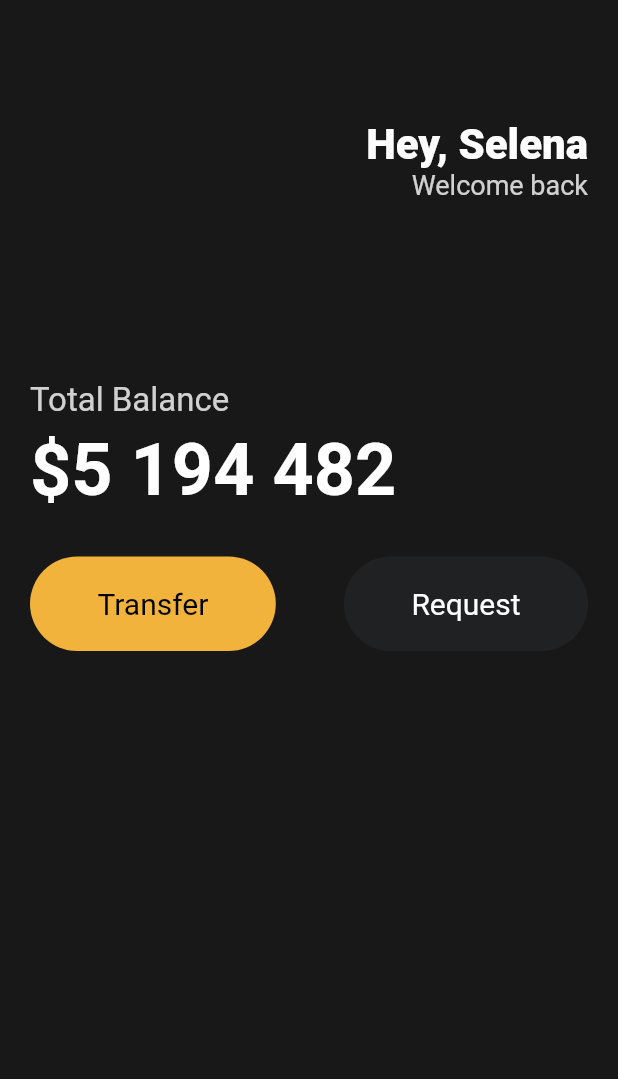
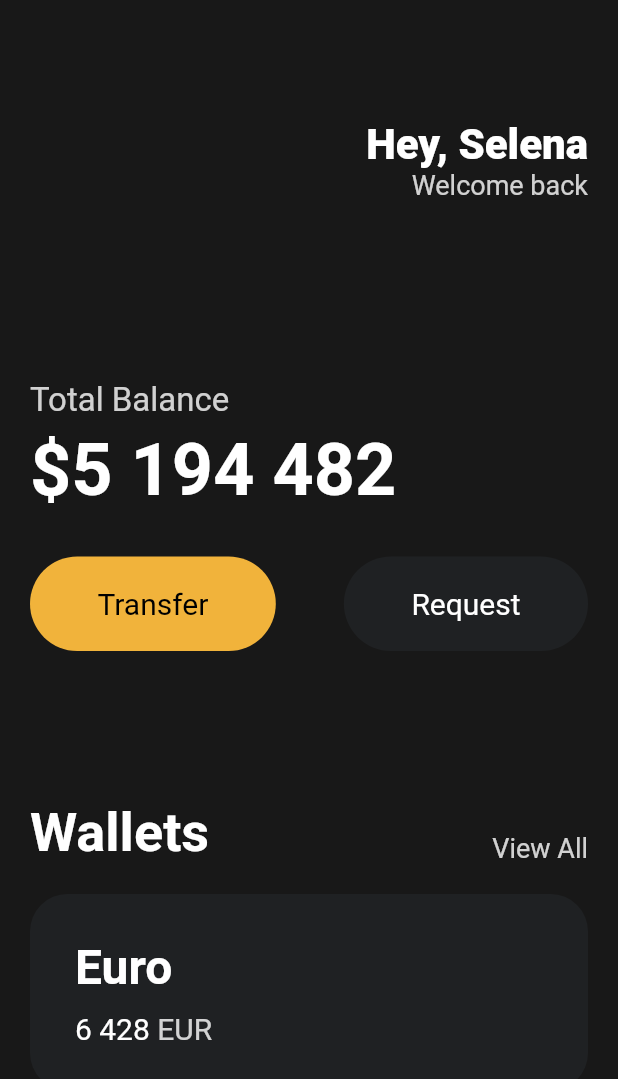
Before and after one commit to yjinjo/toonflix, a Flutter app: the screen it shows after launch, on a phone screen of 412 x 824 dp. Shown: the top 1079 px of the screen. Run offline on Flutter 3.47's test engine with Material 2 defaults, Android fonts, the phone set to English and light mode, and no system bars.

Commit message:
#1. UI - Cards Base

```diff
--- a/lib/main.dart
+++ b/lib/main.dart
@@ -87,6 +87,83 @@ class App extends StatelessWidget {
                   ),
                 ],
               ),
+              const SizedBox(
+                height: 100,
+              ),
+              Row(
+                crossAxisAlignment: CrossAxisAlignment.end,
+                mainAxisAlignment: MainAxisAlignment.spaceBetween,
+                children: [
+                  const Text("Wallets",
+                      style: TextStyle(
+                        color: Colors.white,
+                        fontSize: 36,
+                        fontWeight: FontWeight.w600,
+                      )),
+                  Text(
+                    "View All",
+                    style: TextStyle(
+                      color: Colors.white.withOpacity(0.8),
+                      fontSize: 18,
+                    ),
+                  ),
+                ],
+              ),
+              const SizedBox(
+                height: 20,
+              ),
+              Container(
+                decoration: BoxDecoration(
+                  color: const Color(0xFF1F2123),
+                  borderRadius: BorderRadius.circular(25),
+                ),
+                child: SingleChildScrollView(
+                  child: Padding(
+                    padding: const EdgeInsets.all(30),
+                    child: Row(
+                      children: [
+                        Column(
+                          crossAxisAlignment: CrossAxisAlignment.start,
+                          children: [
+                            const Text(
+                              "Euro",
+                              style: TextStyle(
+                                color: Colors.white,
+                                fontSize: 32,
+                                fontWeight: FontWeight.w600,
+                              ),
+                            ),
+                            const SizedBox(
+                              height: 10,
+                            ),
+                            Row(
+                              children: [
+                                const Text(
+                                  "6 428",
+                                  style: TextStyle(
+                                    color: Colors.white,
+                                    fontSize: 20,
+                                  ),
+                                ),
+                                const SizedBox(
+                                  width: 5,
+                                ),
+                                Text(
+                                  "EUR",
+                                  style: TextStyle(
+                                    color: Colors.white.withOpacity(0.8),
+                                    fontSize: 20,
+                                  ),
+                                ),
+                              ],
+                            ),
+                          ],
+                        ),
+                      ],
+                    ),
+                  ),
+                ),
+              ),
             ],
           ),
         ),
```
